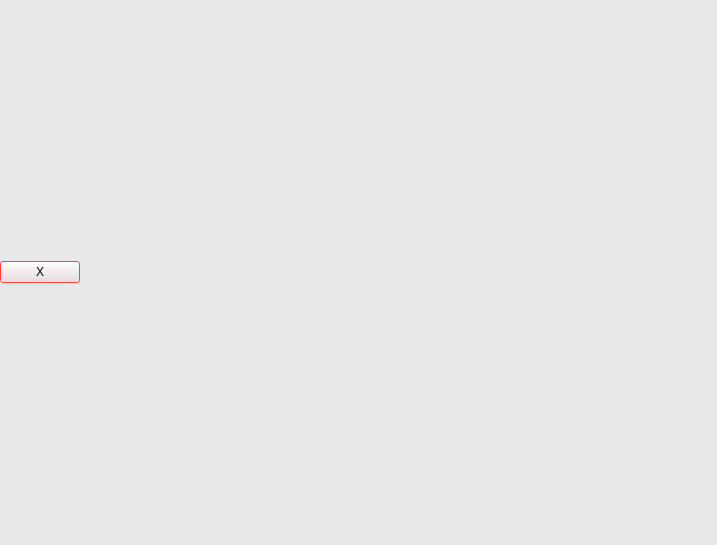
The window that ui/WindowDialog.ui (dmzdev/stance) describes before a commit, drawn with Qt 5.
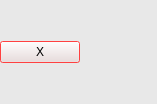
The same window after the commit.

The edit to the form file:
```diff
--- a/ui/WindowDialog.ui
+++ b/ui/WindowDialog.ui
@@ -9,8 +9,8 @@
    <rect>
     <x>0</x>
     <y>0</y>
-    <width>717</width>
-    <height>545</height>
+    <width>157</width>
+    <height>104</height>
    </rect>
   </property>
   <property name="palette">
```
